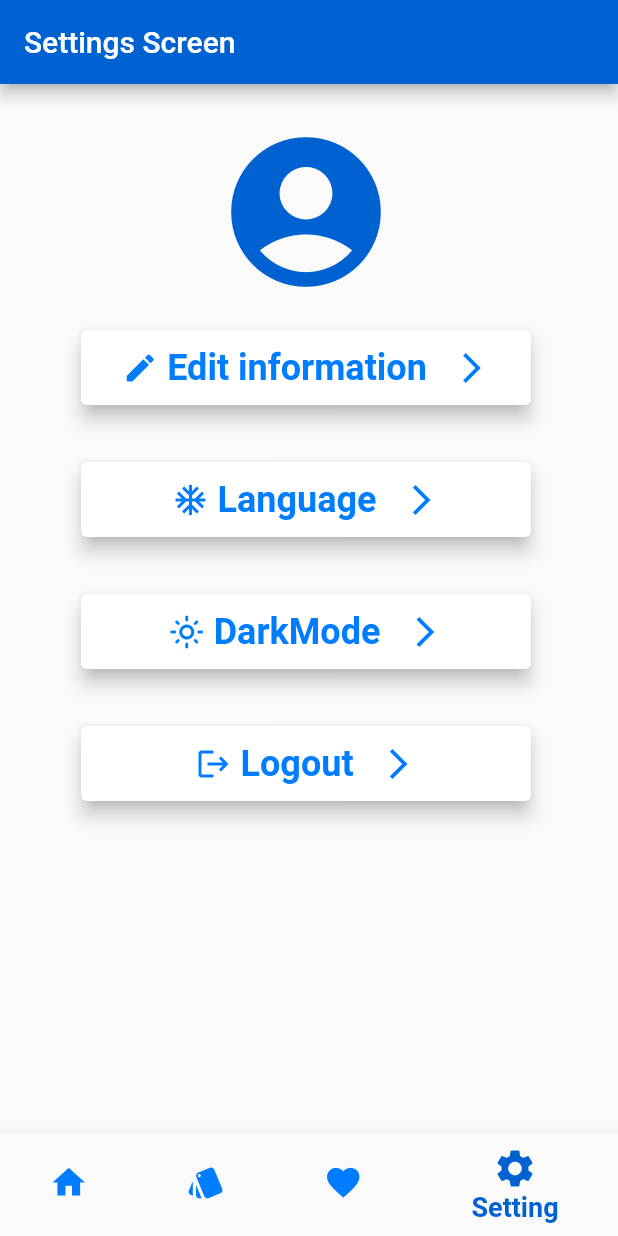
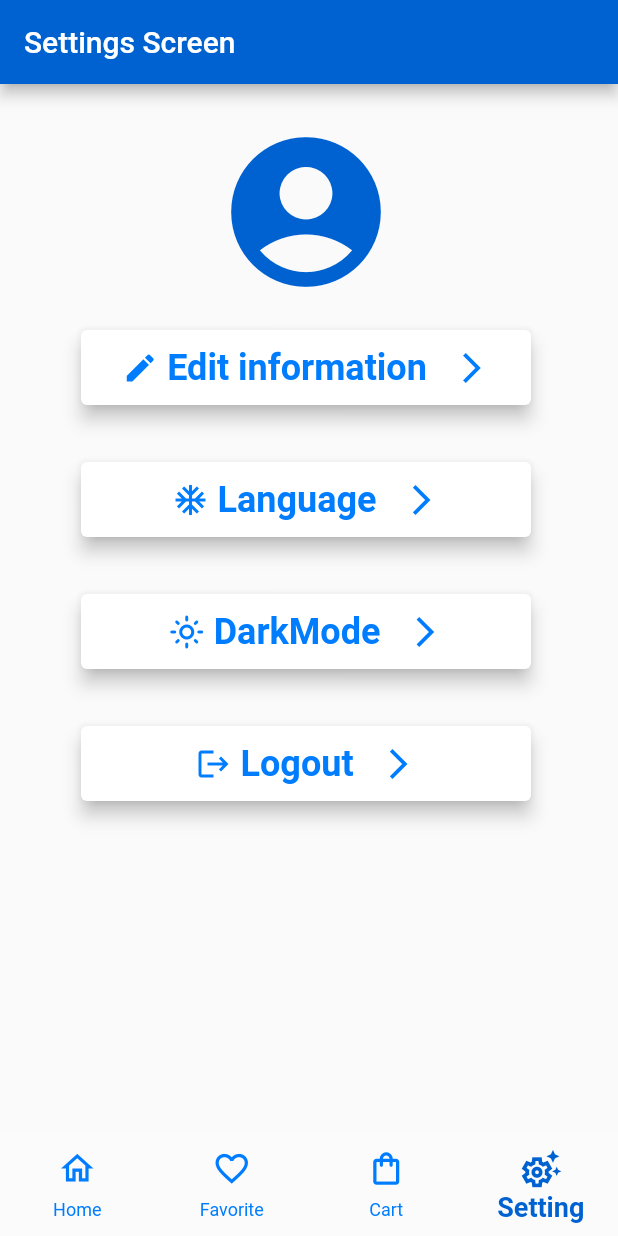
Before and after one commit to MohammedOsama1/PRD, a Flutter app: the screen it shows after launch, item 4 of the bottom bar chosen, on a phone screen of 412 x 824 dp. Run offline on Flutter 3.47's test engine with Material 2 defaults, Android fonts, the phone set to English and light mode, and no system bars; our stand-ins replace fl_chart, shared_preferences, smooth_page_indicator; network calls fail.

Commit message:
adding item deatails screen

```diff
--- a/lib/controller/ex_file.dart
+++ b/lib/controller/ex_file.dart
@@ -4,7 +4,7 @@ export '../view/screens/layout.dart';
 export '/view/onBoarding/onBoarding_screen.dart';
 export 'package:prd/view/theme.dart';
 export 'package:prd/controller/provider.dart';
-export 'package:prd/view/login_screen.dart';
+export 'package:prd/view/screens/login_screen.dart';
 export 'package:provider/provider.dart';
 
 export 'package:prd/view/screens/cate_screen.dart';
--- a/lib/controller/provider.dart
+++ b/lib/controller/provider.dart
@@ -6,10 +6,10 @@ class MyProvider extends ChangeNotifier {
 
   int currentIndex = 0 ;
   List<Widget> screens = const[
-    HomeScreen(),CategoryScreen(),FavoriteScreen(),SettingsScreen()
+    HomeScreen(),FavoriteScreen(),CategoryScreen(),SettingsScreen()
   ];
   List<String> screenTitles = const[
-    'Home Screen','Categories Screen','Favourites Screen','Settings Screen'
+    'Home Screen','Favourite Screen','Cart Screen','Settings Screen'
   ];
 
  void changeBottomNavBar(index) {
--- a/lib/main.dart
+++ b/lib/main.dart
@@ -19,13 +19,16 @@ class MyApp extends StatelessWidget {
       theme: ThemeData(
         primarySwatch: Colors.blue,
         bottomNavigationBarTheme:  BottomNavigationBarThemeData(
-            selectedItemColor:KBule,
-          unselectedItemColor: KCyan,
+
+            selectedItemColor:KColor,
+          elevation: 0,
+          unselectedItemColor: KColor2,
+
           unselectedIconTheme: const IconThemeData(size: 26),
           selectedIconTheme:const IconThemeData(size: 30) ,
           selectedLabelStyle: const TextStyle(fontSize: 18,fontWeight: FontWeight.w600),
 
-          backgroundColor: Colors.blue
+          backgroundColor: Colors.white10
         )
       ),
       initialRoute:'/layout' ,
@@ -33,7 +36,8 @@ class MyApp extends StatelessWidget {
       routes: {
         '/onBoard' : (context)=>const OnBoardingScreen(),
         '/login' :(context) => LoginScreen(),
-        '/layout' :(context) => const LayoutScreen()
+        '/layout' :(context) => const LayoutScreen(),
+
       },
     );
   }
--- a/lib/view/screens/layout.dart
+++ b/lib/view/screens/layout.dart
@@ -10,20 +10,20 @@ class LayoutScreen extends StatelessWidget {
     return  Scaffold(
       appBar:AppBar(
         title:  Text(pro.screenTitles[pro.currentIndex],),
-        backgroundColor: KBule,
+        backgroundColor: KColor,
       ) ,
       body: pro.screens[pro.currentIndex],
       bottomNavigationBar: BottomNavigationBar(
-        backgroundColor:Colors.black,
+        type: BottomNavigationBarType.fixed,
         currentIndex: pro.currentIndex ,
         onTap: (value){
             pro.changeBottomNavBar(value);
         },
         items: const [
-        BottomNavigationBarItem(icon: Icon(Icons.home),label: 'Home',),
-        BottomNavigationBarItem(icon: Icon(Icons.style_rounded),label: 'Categories'),
-        BottomNavigationBarItem(icon: Icon(Icons.favorite),label: 'Favorite'),
-        BottomNavigationBarItem(icon: Icon(Icons.settings),label: 'Setting'),
+        BottomNavigationBarItem(icon: Icon(Icons.home_outlined),label: 'Home',),
+        BottomNavigationBarItem(icon: Icon(Icons.favorite_border),label: 'Favorite'),
+        BottomNavigationBarItem(icon: Icon(Icons.shopping_bag_outlined),label: 'Cart'),
+        BottomNavigationBarItem(icon: Icon(Icons.settings_suggest_outlined),label: 'Setting'),
 
       ],),
     );
--- a/lib/view/screens/settings_screen.dart
+++ b/lib/view/screens/settings_screen.dart
@@ -13,7 +13,7 @@ class SettingsScreen extends StatelessWidget {
           children:  [
             const SizedBox(height: 25,),
 
-            Icon(Icons.account_circle,color:KBule,size: 120,),
+            Icon(Icons.account_circle,color:KColor,size: 120,),
             const SizedBox(height: 15,),
 
             buildCard(txt:'Edit information',icon: Icons.edit),
@@ -46,11 +46,11 @@ class SettingsScreen extends StatelessWidget {
               child: Row(
                 mainAxisAlignment: MainAxisAlignment.center,
                 children:  [
-                  Icon(icon,color: KCyan,),
+                  Icon(icon,color: KColor2,),
                   Text(' $txt   ',style: TextStyle(
-                      fontSize: 24,fontWeight: FontWeight.w700,color: KCyan
+                      fontSize: 24,fontWeight: FontWeight.w700,color: KColor2
                   ),),
-                  Icon(Icons.arrow_forward_ios,color: KCyan,),
+                  Icon(Icons.arrow_forward_ios,color: KColor2,),
 
                 ],
               ),
--- a/lib/view/theme.dart
+++ b/lib/view/theme.dart
@@ -1,4 +1,7 @@
 import 'package:flutter/material.dart';
 
-Color KBule = const Color(0xff0062d1);
-Color KCyan = const Color(0xff007dfe);
+Color KColor = const Color(0xff0062d1);
+Color KColor2 = const Color(0xff007dfe);
+
+// Color KBule = const Color(0xff0062d1);
+// Color KCyan = const Color(0xff007dfe);
--- a/pubspec.yaml
+++ b/pubspec.yaml
@@ -39,6 +39,7 @@ dependencies:
   smooth_page_indicator: any
   shared_preferences:
   provider:
+  fl_chart: ^0.61.0
 
 
 dev_dependencies:
```
Also changed, not shown: lib/view/widgets/item_details.dart (+246 -110 lines), lib/view/register_screen.dart (deleted), lib/view/screens/login_screen.dart (renamed from lib/view/login_screen.dart), lib/view/screens/register_screen.dart (added), pubspec.lock.
